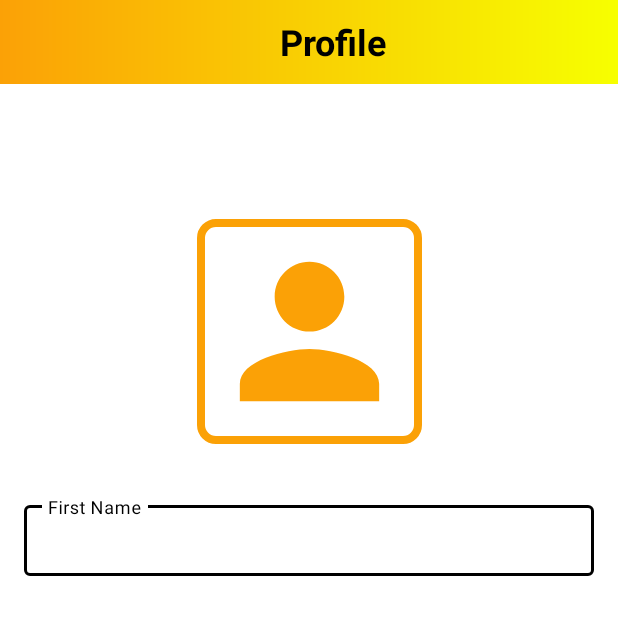
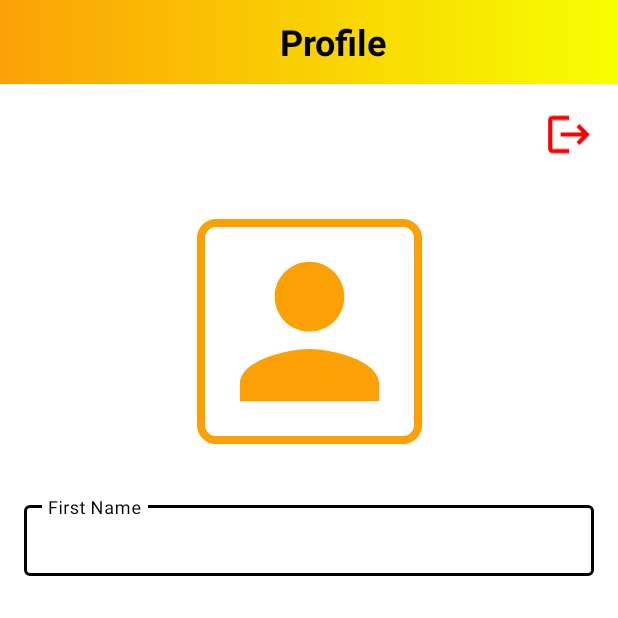
Before and after one commit to Hamez-brayo/The-wheel-deal, an Android app: the UserProfileActivity screen opened directly, with no data from a screen before it, on a phone screen of 412 x 824 dp, the top half of it. Run offline under Robolectric (Android 15) with nearby library versions, the phone set to English and light mode, and no system bars; our stand-ins replace Firebase (no records; nobody signed in at launch, a user with empty details on screens opened directly); Roboto replaces fonts that are not available here.

Commit message:
still going on....

```diff
--- a/app/src/main/java/com/example/thewheeldeal/Login_fragment.kt
+++ b/app/src/main/java/com/example/thewheeldeal/Login_fragment.kt
@@ -1,16 +1,15 @@
 package com.example.thewheeldeal
 
+import android.app.ProgressDialog
 import android.os.Bundle
 import android.view.LayoutInflater
 import android.view.View
 import android.view.ViewGroup
-import android.widget.Button
-import android.widget.EditText
-import android.widget.TextView
-import android.widget.Toast
+import android.widget.*
 import androidx.fragment.app.Fragment
 import androidx.navigation.findNavController
 import com.google.firebase.auth.FirebaseAuth
+import com.google.firebase.auth.FirebaseUser
 import kotlinx.coroutines.CoroutineScope
 import kotlinx.coroutines.Dispatchers
 import kotlinx.coroutines.launch
@@ -19,6 +18,8 @@ import kotlinx.coroutines.withContext
  class Login_fragment : Fragment() {
 
     lateinit var auth: FirebaseAuth
+    private lateinit var progressDialog: ProgressDialog
+
 
     override fun onCreateView(
         inflater: LayoutInflater, container: ViewGroup?,
@@ -26,6 +27,8 @@ import kotlinx.coroutines.withContext
     ): View? {
         // Inflate the layout for this fragment
         return inflater.inflate(R.layout.fragment_login, container, false)
+
+
     }
 
     override fun onViewCreated(view: View, savedInstanceState: Bundle?) {
@@ -60,11 +63,13 @@ import kotlinx.coroutines.withContext
     }
 
     private fun checkLoggedInState(view: View) {
-        if (auth.currentUser==null){
+        val FirebaseUser=auth.currentUser
+        if (FirebaseUser!=null){
 
-        }
-        else{
+
             view.findNavController().navigate(R.id.action_login_to_landing)
+        }else{
+            Toast.makeText(requireActivity(), "Invalid Credentials", Toast.LENGTH_SHORT).show()
         }
     }
 }
--- a/app/src/main/java/com/example/thewheeldeal/UserProfileActivity.kt
+++ b/app/src/main/java/com/example/thewheeldeal/UserProfileActivity.kt
@@ -1,11 +1,47 @@
 package com.example.thewheeldeal
 
+import android.content.Intent
 import androidx.appcompat.app.AppCompatActivity
 import android.os.Bundle
+import androidx.appcompat.app.ActionBar
+import com.example.thewheeldeal.databinding.ActivityUserProfileBinding
+import com.google.firebase.auth.FirebaseAuth
 
 class UserProfileActivity : AppCompatActivity() {
+
+    private lateinit var binding:ActivityUserProfileBinding
+
+    private lateinit var actionBar: ActionBar
+
+    private lateinit var firebaseAuth: FirebaseAuth
+
     override fun onCreate(savedInstanceState: Bundle?) {
         super.onCreate(savedInstanceState)
-        setContentView(R.layout.activity_user_profile)
+        binding=ActivityUserProfileBinding.inflate(layoutInflater)
+        setContentView(binding.root)
+//
+//        actionBar=supportActionBar!!
+//        actionBar.title= "Profile"
+
+        firebaseAuth=FirebaseAuth.getInstance()
+        checkUser()
+
+        binding.logoutBtn.setOnClickListener{
+            firebaseAuth.signOut()
+            checkUser()
+        }
+
     }
+
+    private fun checkUser() {
+        val firebaseUser =firebaseAuth.currentUser
+        if (firebaseUser!= null){
+            val emailU= firebaseUser.email
+           // binding.etEmail.text = emailU
+        }else{
+            startActivity(Intent(this, MainActivity::class.java))
+            finish()
+        }
+    }
+
 }
--- /dev/null
+++ b/app/src/main/res/drawable/ic_logout_black_24dp.xml
@@ -0,0 +1,9 @@
+<vector xmlns:android="http://schemas.android.com/apk/res/android"
+    android:width="24dp"
+    android:height="24dp"
+    android:viewportWidth="24"
+    android:viewportHeight="24">
+  <path
+      android:pathData="M17,7l-1.41,1.41L18.17,11H8v2h10.17l-2.58,2.58L17,17l5,-5zM4,5h8V3H4c-1.1,0 -2,0.9 -2,2v14c0,1.1 0.9,2 2,2h8v-2H4V5z"
+      android:fillColor="#FF0000"/>
+</vector>
--- a/app/src/main/res/layout/activity_user_profile.xml
+++ b/app/src/main/res/layout/activity_user_profile.xml
@@ -95,7 +95,8 @@
                     android:inputType="text"
                     android:padding="14dp"
                     android:textColor="@color/my_apptheme"
-                    android:textSize="14dp" />
+                    android:textSize="14dp"
+                    tools:ignore="SpeakableTextPresentCheck" />
 
 
             </com.google.android.material.textfield.TextInputLayout>
@@ -122,7 +123,8 @@
                     android:inputType="text"
                     android:padding="14dp"
                     android:textColor="@color/my_apptheme"
-                    android:textSize="14dp" />
+                    android:textSize="14dp"
+                    tools:ignore="SpeakableTextPresentCheck" />
 
             </com.google.android.material.textfield.TextInputLayout>
 
@@ -147,7 +149,8 @@
                     android:inputType="textEmailAddress"
                     android:padding="14dp"
                     android:textColor="@color/my_apptheme"
-                    android:textSize="14dp" />
+                    android:textSize="14dp"
+                    tools:ignore="SpeakableTextPresentCheck" />
 
             </com.google.android.material.textfield.TextInputLayout>
 
@@ -172,7 +175,8 @@
                     android:inputType="phone"
                     android:padding="14dp"
                     android:textColor="@color/my_apptheme"
-                    android:textSize="14dp" />
+                    android:textSize="14dp"
+                    tools:ignore="SpeakableTextPresentCheck" />
 
             </com.google.android.material.textfield.TextInputLayout>
 
@@ -213,6 +217,16 @@
                 app:layout_constraintTop_toBottomOf="@+id/til_mobile_number"
                 tools:ignore="TextContrastCheck" />
 
+            <ImageView
+                android:id="@+id/logoutBtn"
+                android:layout_width="33dp"
+                android:layout_height="35dp"
+                android:layout_marginTop="16dp"
+                android:layout_marginEnd="16dp"
+                app:layout_constraintEnd_toEndOf="parent"
+                app:layout_constraintTop_toTopOf="parent"
+                app:srcCompat="@drawable/ic_logout_black_24dp" />
+
         </androidx.constraintlayout.widget.ConstraintLayout>
 
     </ScrollView>
```
